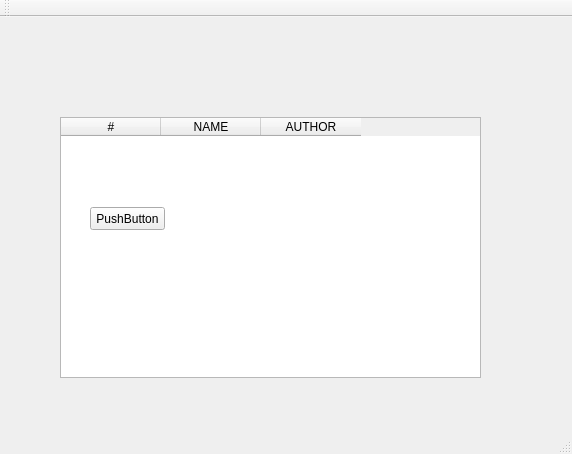
The window that ProjectZero/mainwindow.ui (nishantpai/ProjectZero) describes before a commit, drawn with Qt 5.
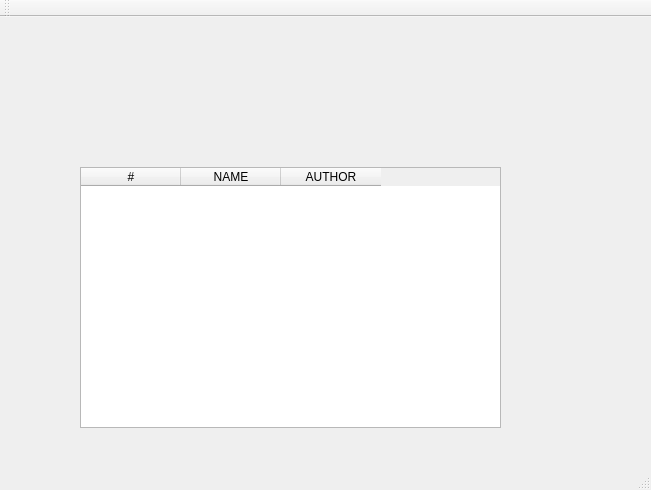
The same window after the commit.

The edit to the form file:
```diff
--- a/ProjectZero/mainwindow.ui
+++ b/ProjectZero/mainwindow.ui
@@ -6,8 +6,8 @@
    <rect>
     <x>0</x>
     <y>0</y>
-    <width>572</width>
-    <height>454</height>
+    <width>651</width>
+    <height>490</height>
    </rect>
   </property>
   <property name="windowTitle">
@@ -17,8 +17,8 @@
    <widget class="QTableWidget" name="tableWidget">
     <property name="geometry">
      <rect>
-      <x>60</x>
-      <y>100</y>
+      <x>80</x>
+      <y>150</y>
       <width>421</width>
       <height>261</height>
      </rect>
@@ -39,19 +39,6 @@
      </property>
     </column>
    </widget>
-   <widget class="QPushButton" name="pushButton_4">
-    <property name="geometry">
-     <rect>
-      <x>90</x>
-      <y>190</y>
-      <width>75</width>
-      <height>23</height>
-     </rect>
-    </property>
-    <property name="text">
-     <string>PushButton</string>
-    </property>
-   </widget>
   </widget>
   <widget class="QMenuBar" name="menuBar">
    <property name="geometry">
```
Left out of the diff: 2 changed lines with no effect on the pictures.
